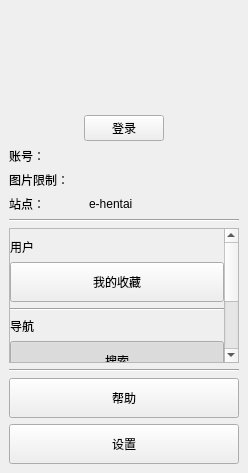
Above: ui/component/ui_navigation.ui from tonquer/ehentai-qt before the change. Below: the same form after it.
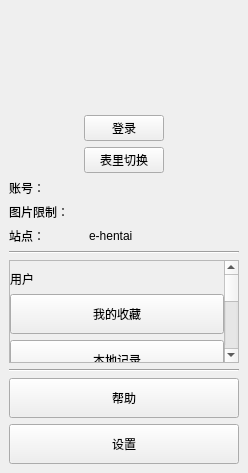
That is the form after the change. Icons and pictures are not drawn. Custom widgets are drawn as their Qt base class.

The edit to the form file:
```diff
--- a/ui/component/ui_navigation.ui
+++ b/ui/component/ui_navigation.ui
@@ -76,6 +76,19 @@
         </property>
        </widget>
       </item>
+      <item alignment="Qt::AlignHCenter">
+       <widget class="QPushButton" name="swichButton">
+        <property name="sizePolicy">
+         <sizepolicy hsizetype="Maximum" vsizetype="Fixed">
+          <horstretch>0</horstretch>
+          <verstretch>0</verstretch>
+         </sizepolicy>
+        </property>
+        <property name="text">
+         <string>表里切换</string>
+        </property>
+       </widget>
+      </item>
       <item>
        <layout class="QGridLayout" name="gridLayout">
         <item row="0" column="1">
@@ -147,9 +160,9 @@
          <property name="geometry">
           <rect>
            <x>0</x>
-           <y>-101</y>
-           <width>211</width>
-           <height>240</height>
+           <y>0</y>
+           <width>215</width>
+           <height>274</height>
           </rect>
          </property>
          <layout class="QVBoxLayout" name="verticalLayout_3">
@@ -216,6 +229,47 @@
             </attribute>
            </widget>
           </item>
+          <item>
+           <widget class="QToolButton" name="historyButton">
+            <property name="sizePolicy">
+             <sizepolicy hsizetype="Expanding" vsizetype="Fixed">
+              <horstretch>0</horstretch>
+              <verstretch>0</verstretch>
+             </sizepolicy>
+            </property>
+            <property name="minimumSize">
+             <size>
+              <width>150</width>
+              <height>40</height>
+             </size>
+            </property>
+            <property name="focusPolicy">
+             <enum>Qt::NoFocus</enum>
+            </property>
+            <property name="text">
+             <string>本地记录</string>
+            </property>
+            <property name="icon">
+             <iconset>
+              <normaloff>:/images/menu/Contact.png</normaloff>:/images/menu/Contact.png</iconset>
+            </property>
+            <property name="iconSize">
+             <size>
+              <width>32</width>
+              <height>32</height>
+             </size>
+            </property>
+            <property name="checkable">
+             <bool>true</bool>
+            </property>
+            <property name="toolButtonStyle">
+             <enum>Qt::ToolButtonTextBesideIcon</enum>
+            </property>
+            <attribute name="buttonGroup">
+             <string notr="true">buttonGroup</string>
+            </attribute>
+           </widget>
+          </item>
           <item>
            <widget class="Line" name="line">
             <property name="orientation">
```
Left out of the diff: 2 changed lines with no effect on the pictures.
